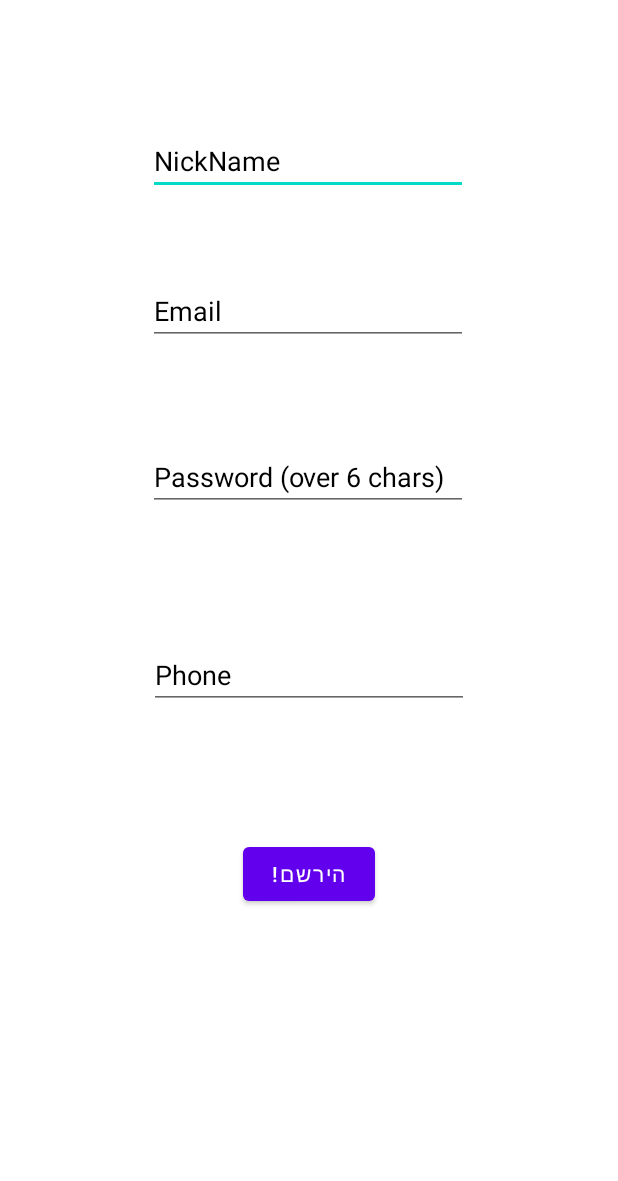
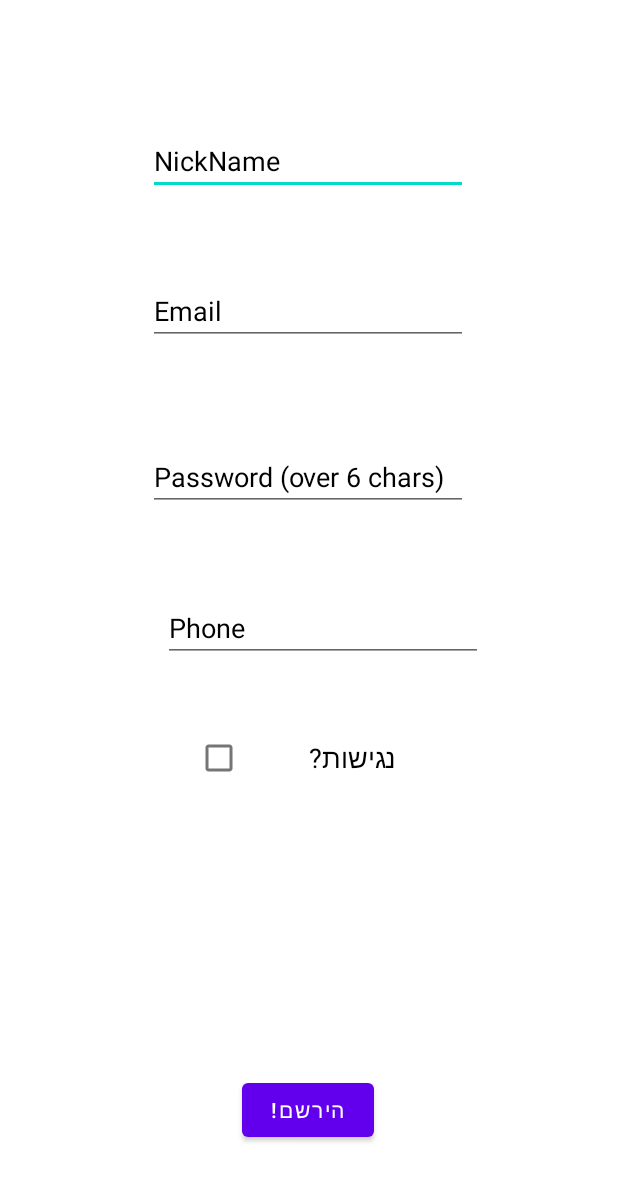
Before and after one commit to BatKol/BatKol, an Android app: the RegisterActivity screen opened directly, with no data from a screen before it, on a phone screen of 412 x 824 dp. Shown: the top 1181 px of the screen. Run offline under Robolectric (Android 15) with nearby library versions, the phone set to English and light mode, and no system bars; our stand-ins replace Firebase (no records; nobody signed in at launch, a user with empty details on screens opened directly).

Commit message:
return to old adapter, fixed play on load, add Acessbility field to user

```diff
--- a/app/src/main/java/com/example/batkol/MainActivity.java
+++ b/app/src/main/java/com/example/batkol/MainActivity.java
@@ -4,6 +4,7 @@ import android.content.Intent;
 import android.os.Bundle;
 import android.view.View;
 import android.widget.Button;
+import android.widget.CheckBox;
 import android.widget.EditText;
 import android.widget.Toast;
 
@@ -36,7 +37,6 @@ public class MainActivity extends AppCompatActivity {
         btnRegister = findViewById(R.id.buttonRegister);
         btnGuest = findViewById(R.id.guest);
 
-
         mAuthStateListener = new FirebaseAuth.AuthStateListener() {
             @Override
             public void onAuthStateChanged(@NonNull FirebaseAuth firebseAuth ){
@@ -47,8 +47,6 @@ public class MainActivity extends AppCompatActivity {
                 }
                 else{
                     Toast.makeText(MainActivity.this,"בבקשה תרשם",Toast.LENGTH_SHORT).show();
-
-
                 }
 
             }
--- a/app/src/main/java/com/example/batkol/RegisterActivity.java
+++ b/app/src/main/java/com/example/batkol/RegisterActivity.java
@@ -10,6 +10,7 @@ import androidx.appcompat.app.AppCompatActivity;
 import android.util.Log;
 import android.view.View;
 import android.widget.Button;
+import android.widget.CheckBox;
 import android.widget.EditText;
 import android.widget.Toast;
 
@@ -30,6 +31,8 @@ public class RegisterActivity extends AppCompatActivity implements View.OnClickL
     private EditText userName, userEmail, userPassword,userPhone,id;
     private Button register;
     private FirebaseAuth mAuth;
+    private CheckBox accessibilityBox;
+
     FirebaseFirestore db;
     User userObject;
 
@@ -45,8 +48,7 @@ public class RegisterActivity extends AppCompatActivity implements View.OnClickL
         mAuth = FirebaseAuth.getInstance();
         db = FirebaseFirestore.getInstance();
         FirebaseUser currentUser = mAuth.getCurrentUser();
-
-
+        accessibilityBox = findViewById(R.id.AccessibilityBox);
 
     }
 
@@ -120,7 +122,7 @@ public class RegisterActivity extends AppCompatActivity implements View.OnClickL
 
 
     private void updateUserInformation(FirebaseUser firebaseUser) {
-        userObject = new User(firebaseUser.getUid(),userPhone.getText().toString(),userName.getText().toString(), userEmail.getText().toString());
+        userObject = new User(firebaseUser.getUid(),userPhone.getText().toString(),userName.getText().toString(), userEmail.getText().toString(), accessibilityBox.isChecked());
 
         UserProfileChangeRequest profileUpdates = new UserProfileChangeRequest.Builder()
                 .setDisplayName(userName.getText().toString())
@@ -149,7 +151,6 @@ public class RegisterActivity extends AppCompatActivity implements View.OnClickL
                         Log.w("TAG", "Error writing document", e);
                     }
                 });
-
     }
     @Override
     public void onStart(){
--- a/app/src/main/java/models/User.java
+++ b/app/src/main/java/models/User.java
@@ -2,15 +2,19 @@ package models;
 
 public class User {
     String uid,phoneNumber,nameDisplay,email;
+    boolean useAccessibility;
     public User(){
 
     }
-    public User(String uid,String phoneNumber,String nameDisplay,String email){
+    public User(String uid,String phoneNumber,String nameDisplay,String email, boolean useAccessibility){
         this.nameDisplay = nameDisplay;
         this.phoneNumber = phoneNumber;
         this.uid = uid;
         this.email = email;
+        this.useAccessibility = useAccessibility;
     }
+
+    public boolean isUseAccessibility() {return useAccessibility;}
 
     public String getUid() {
         return uid;
--- a/app/src/main/res/layout/activity_register.xml
+++ b/app/src/main/res/layout/activity_register.xml
@@ -5,6 +5,23 @@
     android:layout_width="match_parent"
     android:layout_height="match_parent"
     tools:context=".RegisterActivity">
+
+    <CheckBox
+        android:id="@+id/AccessibilityBox"
+        android:layout_width="168dp"
+        android:layout_height="56dp"
+        android:layout_marginTop="36dp"
+        android:gravity="center"
+        android:paddingLeft="10dp"
+        android:text="נגישות?"
+        android:textColor="#000000"
+        android:textSize="18sp"
+        app:layout_constraintBottom_toTopOf="@+id/buttonRegister"
+        app:layout_constraintEnd_toEndOf="parent"
+        app:layout_constraintHorizontal_bias="0.534"
+        app:layout_constraintStart_toStartOf="parent"
+        app:layout_constraintTop_toBottomOf="@+id/editTextPhone"
+        app:layout_constraintVertical_bias="0.782" />
 
     <EditText
         android:id="@+id/edUserName"
@@ -58,11 +75,12 @@
         android:id="@+id/register"
         android:layout_width="wrap_content"
         android:layout_height="wrap_content"
+        android:layout_marginBottom="60dp"
         android:text="הירשם!"
         app:layout_constraintBottom_toBottomOf="parent"
         app:layout_constraintEnd_toEndOf="parent"
-        app:layout_constraintStart_toStartOf="parent"
-        app:layout_constraintTop_toBottomOf="@+id/edUserPassword" />
+        app:layout_constraintHorizontal_bias="0.498"
+        app:layout_constraintStart_toStartOf="parent" />
 
     <EditText
         android:id="@+id/editTextPhone"
@@ -75,7 +93,9 @@
 
         app:layout_constraintBottom_toTopOf="@+id/register"
         app:layout_constraintEnd_toEndOf="parent"
+        app:layout_constraintHorizontal_bias="0.547"
         app:layout_constraintStart_toStartOf="parent"
-        app:layout_constraintTop_toBottomOf="@+id/edUserPassword" />
+        app:layout_constraintTop_toBottomOf="@+id/edUserPassword"
+        app:layout_constraintVertical_bias="0.168" />
 
 </androidx.constraintlayout.widget.ConstraintLayout>
--- a/app/src/main/res/layout/audio_card_layout.xml
+++ b/app/src/main/res/layout/audio_card_layout.xml
@@ -90,7 +90,8 @@
                 android:layout_marginTop="30dp"
                 android:layout_marginBottom="20dp"
                 android:background="@drawable/ic_play"
-                android:textColor="#F4EAEA" />
+                android:textColor="#F4EAEA"
+                />
 
         </LinearLayout>
     </androidx.cardview.widget.CardView>
```
Also changed, not shown: app/src/main/AndroidManifest.xml (+6 -6 lines), app/src/main/java/com/example/batkol/Main_flow.java (+11 -9 lines), app/src/main/java/utils/RecordList_adapter_old.java (added, +225 -0 lines), app/src/main/res/layout/activity_main.xml (+6 -8 lines).
